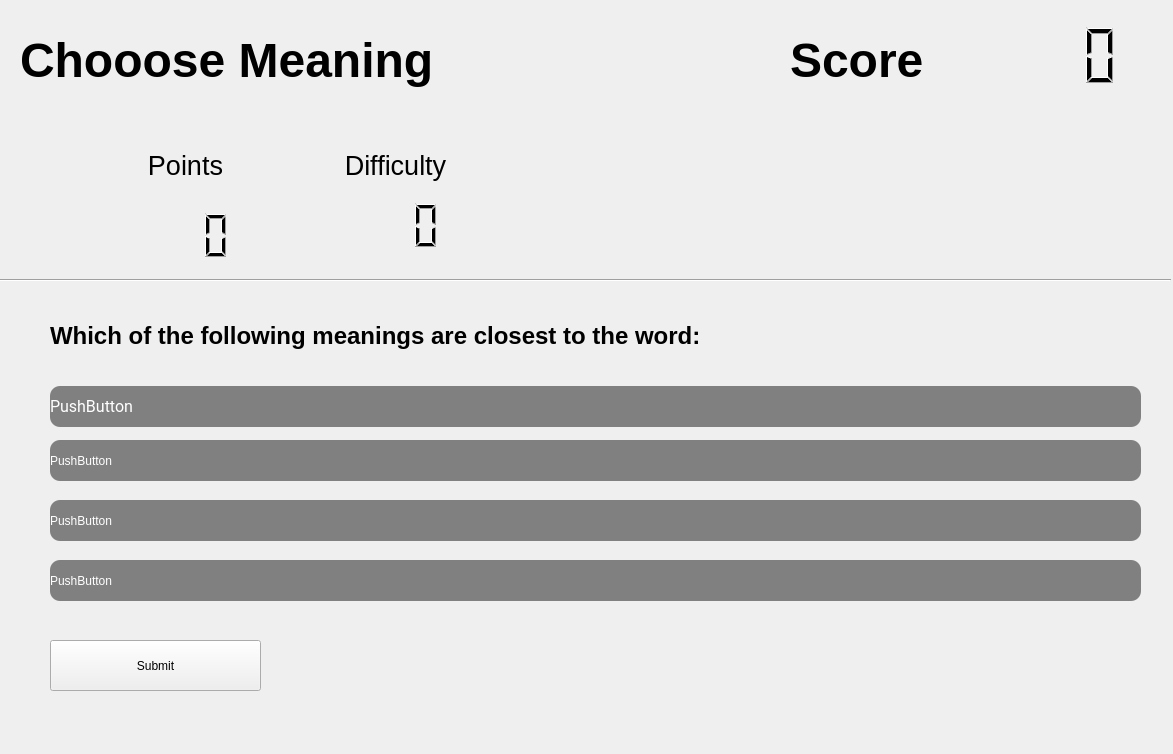
Before: the Qt Designer form mcq.ui in prathameshnetake/BE_Project, drawn with Qt 5.
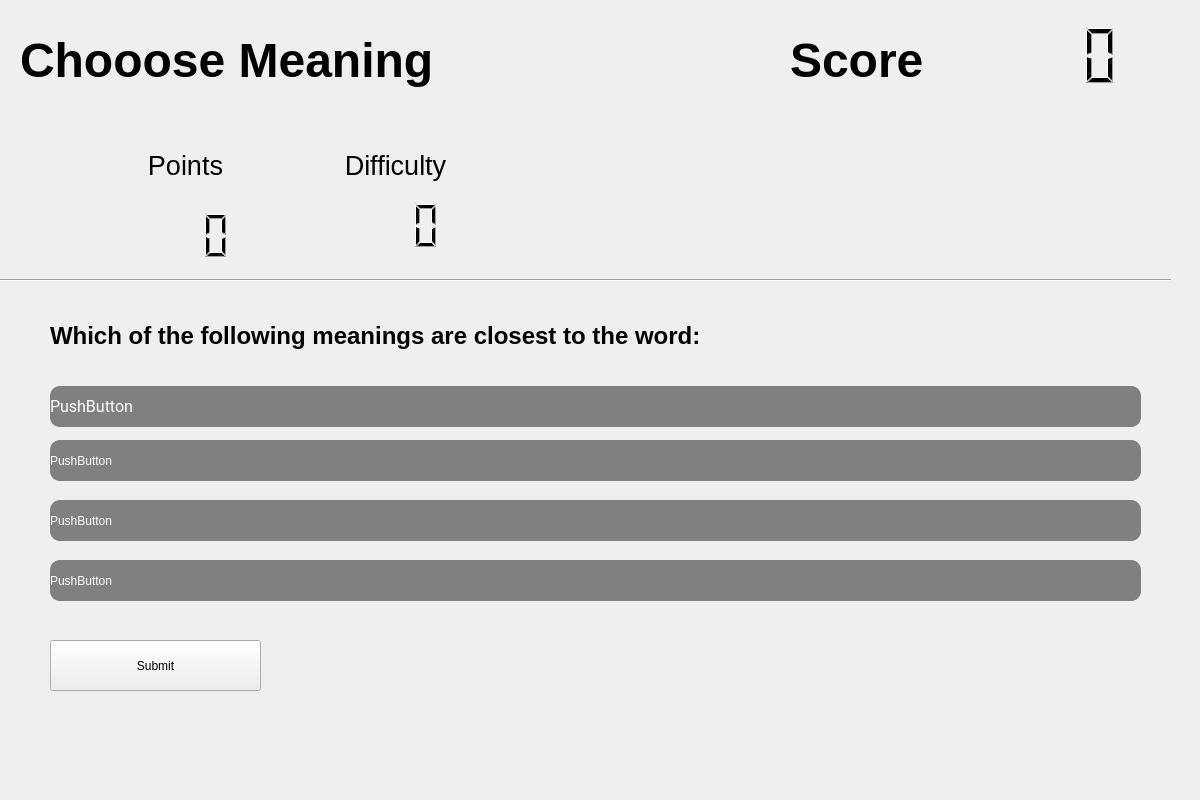
After: the same form once the commit is applied. Icons and pictures are not drawn.

Diff of the .ui file:
```diff
--- a/mcq.ui
+++ b/mcq.ui
@@ -6,14 +6,23 @@
    <rect>
     <x>0</x>
     <y>0</y>
-    <width>1173</width>
-    <height>754</height>
+    <width>1200</width>
+    <height>800</height>
    </rect>
   </property>
   <property name="windowTitle">
    <string>MainWindow</string>
   </property>
+  <property name="styleSheet">
+   <string notr="true">QMainWindow {
+	background-image: url(:/prefix/Pictures/Assets/back3.jpg);
+
+}</string>
+  </property>
   <widget class="QWidget" name="centralwidget">
+   <property name="styleSheet">
+    <string notr="true"/>
+   </property>
    <widget class="QPushButton" name="submit">
     <property name="geometry">
      <rect>
```
Left out of the diff: 4 changed lines with no effect on the pictures.
